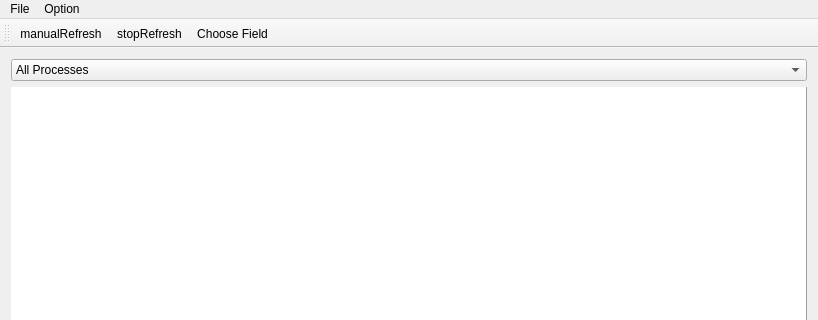
The window that qjdprocessmainwindow.ui (xtfllbl/qjdprocess) describes before a commit, drawn with Qt 5; both pictures show x 0 to 818 and y 0 to 320 of the 818 by 621 pixel window.
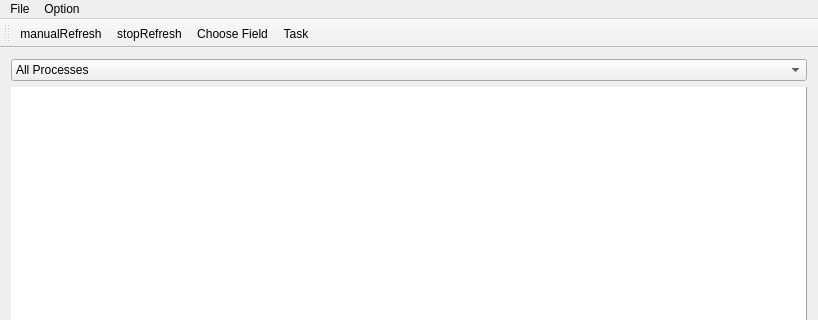
The same window after the commit. Icons and pictures are not drawn.

Patch:
```diff
--- a/qjdprocessmainwindow.ui
+++ b/qjdprocessmainwindow.ui
@@ -304,6 +304,7 @@
    <addaction name="actionManualRefresh"/>
    <addaction name="actionStopRefresh"/>
    <addaction name="actionChoose_Field"/>
+   <addaction name="actionTask"/>
   </widget>
   <widget class="QStatusBar" name="statusBar"/>
   <action name="actionExit">
@@ -363,6 +364,14 @@
     <string>F2</string>
    </property>
   </action>
+  <action name="actionTask">
+   <property name="text">
+    <string>Task</string>
+   </property>
+   <property name="toolTip">
+    <string>Start the task control</string>
+   </property>
+  </action>
  </widget>
  <layoutdefault spacing="6" margin="11"/>
  <tabstops>
```
